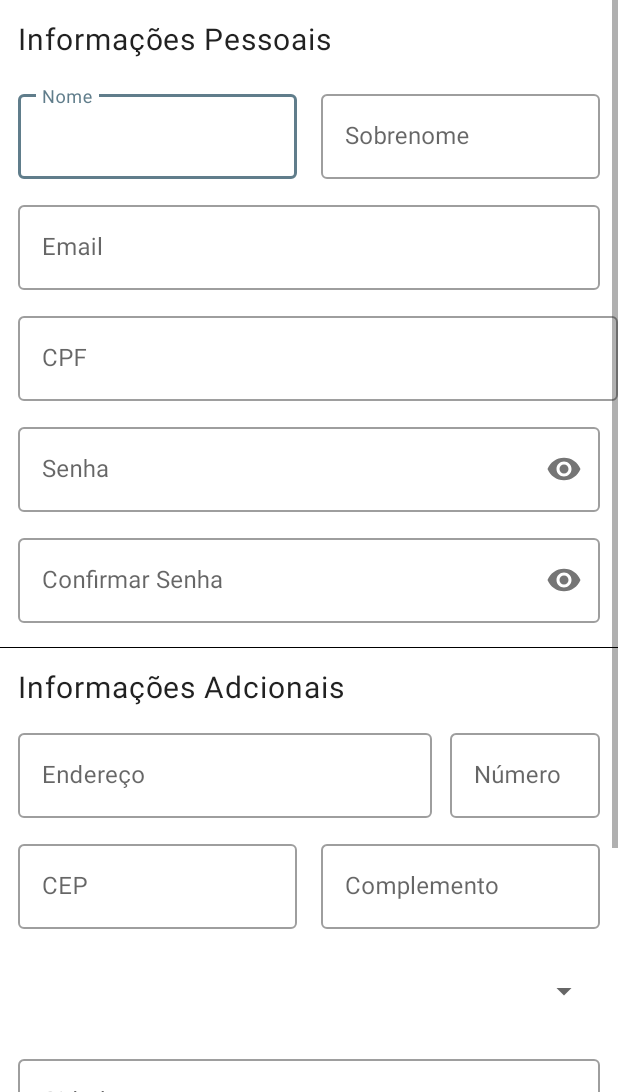
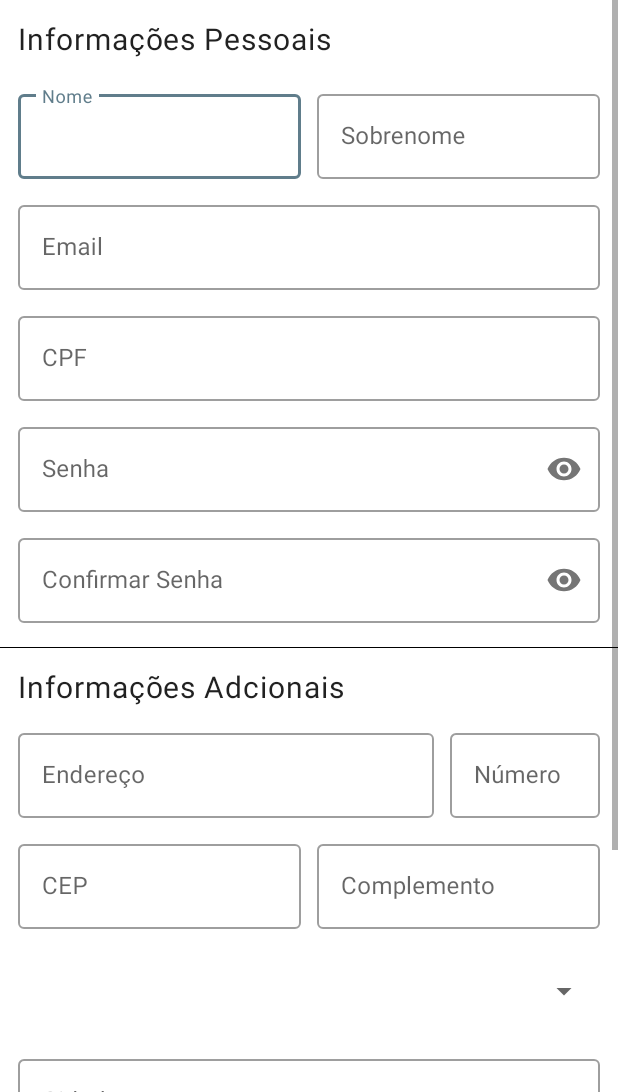
Before and after one commit to GuilhermeP17/FloriculturaTadesMobile, an Android app: the CadastroActivity screen opened directly, with no data from a screen before it, on a phone screen of 412 x 824 dp, the part 144-1236 px from its top. Run offline under Robolectric (Android 15) with nearby library versions, the phone set to English and light mode, and no system bars.

Commit message:
Ajustes de layout

```diff
--- a/Floricultura Tades/app/src/main/res/layout/activity_cadastro.xml
+++ b/Floricultura Tades/app/src/main/res/layout/activity_cadastro.xml
@@ -48,13 +48,14 @@
                     style="@style/Widget.MaterialComponents.TextInputLayout.OutlinedBox"
                     android:layout_marginTop="18dp"
                     android:layout_marginStart="12dp"
-                    android:layout_marginEnd="8dp"
+                    android:layout_marginEnd="5dp"
                     app:layout_constraintTop_toBottomOf="@id/title_info_pessoal"
                     app:layout_constraintStart_toStartOf="parent"
                     app:layout_constraintEnd_toStartOf="@id/layout_sobrenome">
                     <com.google.android.material.textfield.TextInputEditText
                         android:layout_width="match_parent"
-                        android:layout_height="match_parent"/>
+                        android:layout_height="match_parent"
+                        android:singleLine="true"/>
                 </com.google.android.material.textfield.TextInputLayout>
 
                 <com.google.android.material.textfield.TextInputLayout
@@ -63,14 +64,15 @@
                     android:layout_height="wrap_content"
                     android:hint="Sobrenome"
                     style="@style/Widget.MaterialComponents.TextInputLayout.OutlinedBox"
-                    android:layout_marginStart="8dp"
+                    android:layout_marginStart="5dp"
                     android:layout_marginEnd="12dp"
                     app:layout_constraintTop_toTopOf="@id/layout_nome"
                     app:layout_constraintStart_toEndOf="@id/layout_nome"
                     app:layout_constraintEnd_toEndOf="parent">
                     <com.google.android.material.textfield.TextInputEditText
                         android:layout_width="match_parent"
-                        android:layout_height="match_parent"/>
+                        android:layout_height="match_parent"
+                        android:singleLine="true"/>
                 </com.google.android.material.textfield.TextInputLayout>
 
                 <com.google.android.material.textfield.TextInputLayout
@@ -99,6 +101,7 @@
                     style="@style/Widget.MaterialComponents.TextInputLayout.OutlinedBox"
                     android:layout_marginTop="12dp"
                     android:layout_marginStart="12dp"
+                    android:layout_marginEnd="12dp"
                     app:layout_constraintTop_toBottomOf="@id/layout_email"
                     app:layout_constraintStart_toStartOf="parent"
                     app:layout_constraintEnd_toEndOf="parent">
@@ -178,7 +181,7 @@
                     style="@style/Widget.MaterialComponents.TextInputLayout.OutlinedBox"
                     android:layout_marginTop="12dp"
                     android:layout_marginStart="12dp"
-                    android:layout_marginEnd="12dp"
+                    android:layout_marginEnd="5dp"
                     app:layout_constraintTop_toBottomOf="@id/title_info_adc"
                     app:layout_constraintStart_toStartOf="parent"
                     app:layout_constraintEnd_toStartOf="@id/layout_numero">
@@ -193,6 +196,7 @@
                     android:layout_height="wrap_content"
                     android:hint="Número"
                     style="@style/Widget.MaterialComponents.TextInputLayout.OutlinedBox"
+                    android:layout_marginStart="5dp"
                     android:layout_marginEnd="12dp"
                     app:layout_constraintTop_toTopOf="@id/layout_endereco"
                     app:layout_constraintStart_toEndOf="@id/layout_endereco"
@@ -210,7 +214,7 @@
                     android:hint="CEP"
                     style="@style/Widget.MaterialComponents.TextInputLayout.OutlinedBox"
                     android:layout_marginStart="12dp"
-                    android:layout_marginEnd="8dp"
+                    android:layout_marginEnd="5dp"
                     app:layout_constraintTop_toTopOf="@id/layout_complemento"
                     app:layout_constraintStart_toStartOf="parent"
                     app:layout_constraintEnd_toStartOf="@id/layout_complemento">
@@ -227,7 +231,7 @@
                     android:hint="Complemento"
                     style="@style/Widget.MaterialComponents.TextInputLayout.OutlinedBox"
                     android:layout_marginTop="12dp"
-                    android:layout_marginStart="8dp"
+                    android:layout_marginStart="5dp"
                     android:layout_marginEnd="12dp"
                     app:layout_constraintTop_toBottomOf="@id/layout_endereco"
                     app:layout_constraintStart_toEndOf="@id/layout_cep"
@@ -270,7 +274,7 @@
                     android:layout_width="match_parent"
                     android:layout_height="wrap_content"
                     android:hint="Bairro"
-                    style="@style/Widget.MaterialComponents.Button.OutlinedButton"
+                    style="@style/Widget.MaterialComponents.TextInputLayout.OutlinedBox"
                     android:layout_marginTop="12dp"
                     android:layout_marginStart="12dp"
                     android:layout_marginEnd="12dp"
--- a/Floricultura Tades/app/src/main/res/layout/card_produto.xml
+++ b/Floricultura Tades/app/src/main/res/layout/card_produto.xml
@@ -20,6 +20,12 @@
             android:layout_height="150dp"
             android:src="@drawable/logo_floricultura"
             android:contentDescription="Imagem do produto"/>
+
+        <View
+            android:layout_width="match_parent"
+            android:layout_height="0.1dp"
+            android:background="#000000"
+            android:layout_marginTop="16dp"/>
 
         <LinearLayout
             android:layout_width="match_parent"
--- a/Floricultura Tades/app/src/main/res/values/styles.xml
+++ b/Floricultura Tades/app/src/main/res/values/styles.xml
@@ -6,7 +6,7 @@
         <item name="colorPrimary">@color/colorPrimary</item>
         <item name="colorPrimaryDark">@color/colorPrimaryDark</item>
         <item name="colorAccent">@color/colorAccent</item>
-        <item name="colorOnBackground">#f3f3f3</item>
+        <item name="colorOnBackground">#D1D1D1</item>
     </style>
 
     <style name="MainTheme" parent="Theme.MaterialComponents.Light.DarkActionBar">
```
